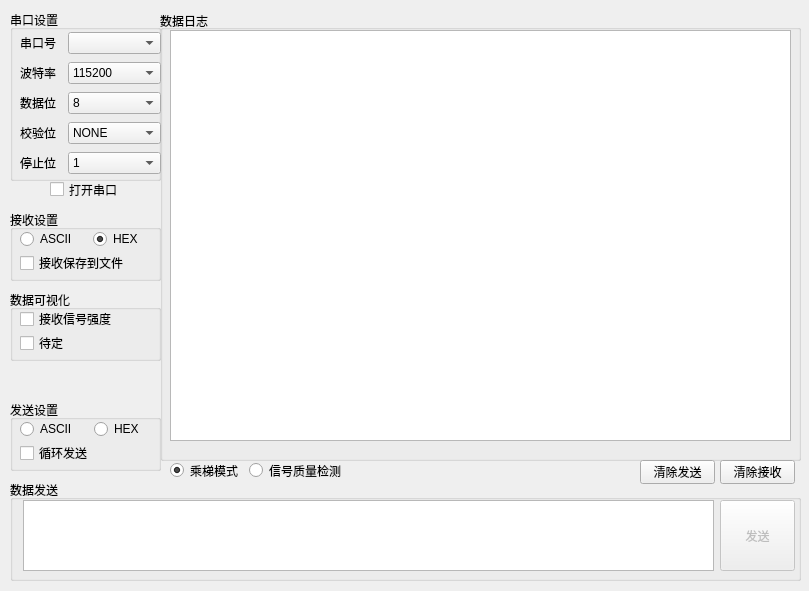
Qt form mainwindow.ui (519984307/myQTserialWin) before a commit.
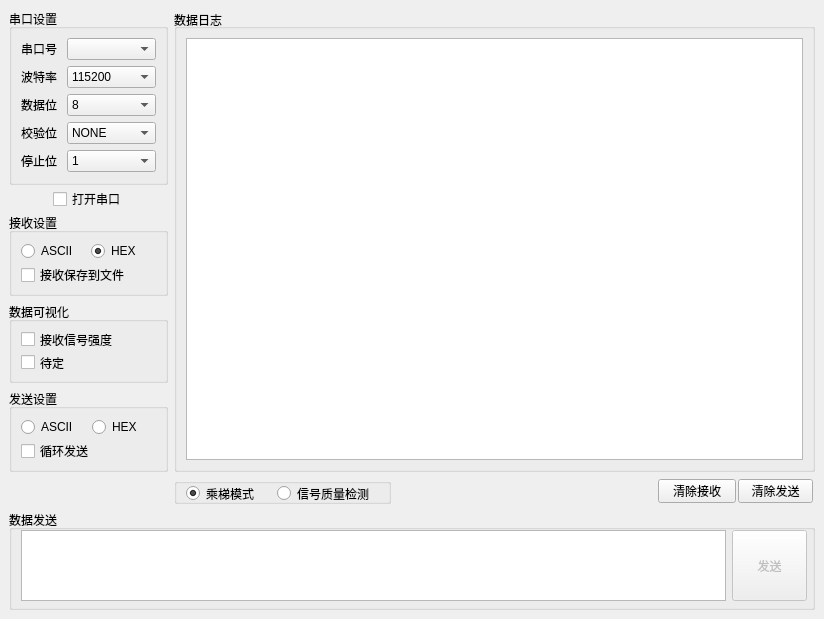
The same form after that commit.

Commit message: 调整gui布局.

The edit to the form file:
```diff
--- a/mainwindow.ui
+++ b/mainwindow.ui
@@ -6,22 +6,119 @@
    <rect>
     <x>0</x>
     <y>0</y>
-    <width>809</width>
-    <height>591</height>
+    <width>824</width>
+    <height>598</height>
    </rect>
   </property>
   <property name="windowTitle">
    <string>MainWindow</string>
   </property>
   <widget class="QWidget" name="centralwidget">
+   <layout class="QGridLayout" name="gridLayout_6">
+    <item row="6" column="0" colspan="3">
+     <widget class="QGroupBox" name="dataSend">
+      <property name="maximumSize">
+       <size>
+        <width>16777215</width>
+        <height>100</height>
+       </size>
+      </property>
+      <property name="title">
+       <string>数据发送</string>
+      </property>
+      <layout class="QHBoxLayout" name="horizontalLayout_11" stretch="0,0">
+       <property name="topMargin">
+        <number>0</number>
+       </property>
+       <property name="rightMargin">
+        <number>5</number>
+       </property>
+       <property name="bottomMargin">
+        <number>6</number>
+       </property>
+       <item>
+        <widget class="QTextEdit" name="message">
+         <property name="maximumSize">
+          <size>
+           <width>16777215</width>
+           <height>71</height>
+          </size>
+         </property>
+        </widget>
+       </item>
+       <item>
+        <widget class="QPushButton" name="send">
+         <property name="enabled">
+          <bool>false</bool>
+         </property>
+         <property name="sizePolicy">
+          <sizepolicy hsizetype="Minimum" vsizetype="Fixed">
+           <horstretch>0</horstretch>
+           <verstretch>0</verstretch>
+          </sizepolicy>
+         </property>
+         <property name="minimumSize">
+          <size>
+           <width>75</width>
+           <height>71</height>
+          </size>
+         </property>
+         <property name="maximumSize">
+          <size>
+           <width>75</width>
+           <height>71</height>
+          </size>
+         </property>
+         <property name="sizeIncrement">
+          <size>
+           <width>0</width>
+           <height>0</height>
+          </size>
+         </property>
+         <property name="text">
+          <string>发送</string>
+         </property>
+        </widget>
+       </item>
+      </layout>
+     </widget>
+    </item>
+    <item row="1" column="0">
+     <layout class="QHBoxLayout" name="horizontalLayout_13">
+      <property name="leftMargin">
+       <number>10</number>
+      </property>
+      <item>
+       <widget class="QCheckBox" name="openCom">
+        <property name="enabled">
+         <bool>true</bool>
+        </property>
+        <property name="minimumSize">
+         <size>
+          <width>81</width>
+          <height>16</height>
+         </size>
+        </property>
+        <property name="maximumSize">
+         <size>
+          <width>81</width>
+          <height>16</height>
+         </size>
+        </property>
+        <property name="text">
+         <string>打开串口</string>
+        </property>
+       </widget>
+      </item>
+     </layout>
+    </item>
+    <item row="0" column="1" rowspan="5" colspan="2">
    <widget class="QGroupBox" name="dataLog">
-    <property name="geometry">
-     <rect>
-      <x>160</x>
-      <y>10</y>
+      <property name="minimumSize">
+       <size>
       <width>641</width>
       <height>451</height>
-     </rect>
+       </size>
     </property>
     <property name="title">
      <string>数据日志</string>
@@ -29,79 +126,134 @@
     <property name="alignment">
      <set>Qt::AlignLeading|Qt::AlignLeft|Qt::AlignVCenter</set>
     </property>
-    <widget class="QTextBrowser" name="logBrowser">
-     <property name="geometry">
-      <rect>
-       <x>10</x>
-       <y>20</y>
-       <width>621</width>
-       <height>411</height>
-      </rect>
-     </property>
-    </widget>
-   </widget>
-   <widget class="QGroupBox" name="dataSend">
-    <property name="geometry">
-     <rect>
-      <x>10</x>
-      <y>480</y>
-      <width>791</width>
-      <height>101</height>
-     </rect>
-    </property>
+      <layout class="QHBoxLayout" name="horizontalLayout_7">
+       <item>
+        <widget class="QTextBrowser" name="logBrowser"/>
+       </item>
+      </layout>
+     </widget>
+    </item>
+    <item row="2" column="0">
+     <widget class="QGroupBox" name="groupBox">
+      <property name="enabled">
+       <bool>true</bool>
+      </property>
+      <property name="maximumSize">
+       <size>
+        <width>159</width>
+        <height>83</height>
+       </size>
+      </property>
     <property name="title">
-     <string>数据发送</string>
-    </property>
-    <widget class="QPushButton" name="send">
+       <string>接收设置</string>
+      </property>
+      <layout class="QGridLayout" name="gridLayout_4">
+       <item row="0" column="0">
+        <layout class="QVBoxLayout" name="verticalLayout_3">
+         <item>
+          <layout class="QHBoxLayout" name="horizontalLayout_6">
+           <property name="spacing">
+            <number>4</number>
+           </property>
+           <item>
+            <widget class="QRadioButton" name="rx_ascii">
+             <property name="text">
+              <string>ASCII</string>
+             </property>
+            </widget>
+           </item>
+           <item>
+            <widget class="QRadioButton" name="rx_hex">
      <property name="enabled">
-      <bool>false</bool>
-     </property>
-     <property name="geometry">
-      <rect>
-       <x>710</x>
-       <y>20</y>
-       <width>75</width>
-       <height>71</height>
-      </rect>
-     </property>
+              <bool>true</bool>
+             </property>
+             <property name="text">
+              <string>HEX</string>
+             </property>
+             <property name="checked">
+              <bool>true</bool>
+             </property>
+            </widget>
+           </item>
+          </layout>
+         </item>
+         <item>
+          <widget class="QCheckBox" name="saveFile">
      <property name="text">
-      <string>发送</string>
-     </property>
-    </widget>
-    <widget class="QTextEdit" name="message">
-     <property name="geometry">
-      <rect>
-       <x>13</x>
-       <y>20</y>
-       <width>691</width>
-       <height>71</height>
-      </rect>
-     </property>
-    </widget>
-   </widget>
+            <string>接收保存到文件</string>
+           </property>
+          </widget>
+         </item>
+        </layout>
+       </item>
+      </layout>
+     </widget>
+    </item>
+    <item row="4" column="0">
+     <widget class="QGroupBox" name="groupBox_2">
+      <property name="maximumSize">
+       <size>
+        <width>159</width>
+        <height>83</height>
+       </size>
+      </property>
+      <property name="title">
+       <string>发送设置</string>
+      </property>
+      <layout class="QGridLayout" name="gridLayout_2">
+       <item row="0" column="0">
+        <layout class="QVBoxLayout" name="verticalLayout_4">
+         <item>
+          <layout class="QHBoxLayout" name="horizontalLayout_8">
+           <item>
+            <widget class="QRadioButton" name="send_ascii">
+             <property name="text">
+              <string>ASCII</string>
+             </property>
+            </widget>
+           </item>
+           <item>
+            <widget class="QRadioButton" name="send_hex">
+             <property name="text">
+              <string>HEX</string>
+             </property>
+            </widget>
+           </item>
+          </layout>
+         </item>
+         <item>
+          <widget class="QCheckBox" name="send_circle">
+           <property name="text">
+            <string>循环发送</string>
+           </property>
+          </widget>
+         </item>
+        </layout>
+       </item>
+      </layout>
+     </widget>
+    </item>
+    <item row="0" column="0">
    <widget class="QGroupBox" name="serialConfig">
-    <property name="geometry">
-     <rect>
-      <x>10</x>
-      <y>10</y>
-      <width>151</width>
-      <height>171</height>
-     </rect>
+      <property name="minimumSize">
+       <size>
+        <width>159</width>
+        <height>176</height>
+       </size>
+      </property>
+      <property name="maximumSize">
+       <size>
+        <width>159</width>
+        <height>176</height>
+       </size>
     </property>
     <property name="title">
      <string>串口设置</string>
     </property>
-    <widget class="QWidget" name="verticalLayoutWidget">
-     <property name="geometry">
-      <rect>
-       <x>10</x>
-       <y>20</y>
-       <width>141</width>
-       <height>148</height>
-      </rect>
-     </property>
-     <layout class="QVBoxLayout" name="verticalLayout">
-      <item>
+      <layout class="QGridLayout" name="gridLayout_3">
+       <item row="0" column="0">
+        <layout class="QGridLayout" name="gridLayout">
+         <item row="0" column="0">
        <layout class="QHBoxLayout" name="horizontalLayout" stretch="1,2">
         <property name="spacing">
          <number>2</number>
@@ -128,7 +280,7 @@
         </item>
        </layout>
       </item>
-      <item>
+         <item row="1" column="0">
        <layout class="QHBoxLayout" name="horizontalLayout_2" stretch="1,2">
         <property name="spacing">
          <number>2</number>
@@ -176,7 +328,7 @@
         </item>
        </layout>
       </item>
-      <item>
+         <item row="2" column="0">
        <layout class="QHBoxLayout" name="horizontalLayout_4" stretch="1,2">
         <property name="spacing">
          <number>2</number>
@@ -217,7 +369,7 @@
         </item>
        </layout>
       </item>
-      <item>
+         <item row="3" column="0">
        <layout class="QHBoxLayout" name="horizontalLayout_3" stretch="1,2">
         <property name="spacing">
          <number>2</number>
@@ -250,7 +402,7 @@
         </item>
        </layout>
       </item>
-      <item>
+         <item row="4" column="0">
        <layout class="QHBoxLayout" name="horizontalLayout_5" stretch="1,2">
         <property name="spacing">
          <number>2</number>
@@ -287,183 +439,77 @@
        </layout>
       </item>
      </layout>
-    </widget>
-   </widget>
+       </item>
+      </layout>
+     </widget>
+    </item>
+    <item row="5" column="2">
+     <layout class="QHBoxLayout" name="horizontalLayout_12">
+      <property name="spacing">
+       <number>0</number>
+      </property>
+      <property name="sizeConstraint">
+       <enum>QLayout::SetNoConstraint</enum>
+      </property>
+      <property name="leftMargin">
+       <number>249</number>
+      </property>
+      <property name="rightMargin">
+       <number>0</number>
+      </property>
+      <item>
    <widget class="QPushButton" name="clearRxLog">
-    <property name="geometry">
-     <rect>
-      <x>720</x>
-      <y>460</y>
-      <width>75</width>
+        <property name="minimumSize">
+         <size>
+          <width>78</width>
       <height>24</height>
-     </rect>
+         </size>
+        </property>
+        <property name="maximumSize">
+         <size>
+          <width>78</width>
+          <height>24</height>
+         </size>
     </property>
     <property name="text">
      <string>清除接收</string>
     </property>
    </widget>
+      </item>
+      <item>
    <widget class="QPushButton" name="clearTxLog">
-    <property name="geometry">
-     <rect>
-      <x>640</x>
-      <y>460</y>
+        <property name="minimumSize">
+         <size>
       <width>75</width>
       <height>24</height>
-     </rect>
+         </size>
+        </property>
+        <property name="maximumSize">
+         <size>
+          <width>75</width>
+          <height>24</height>
+         </size>
     </property>
     <property name="text">
      <string>清除发送</string>
     </property>
    </widget>
-   <widget class="QCheckBox" name="openCom">
-    <property name="enabled">
-     <bool>true</bool>
-    </property>
-    <property name="geometry">
-     <rect>
-      <x>50</x>
-      <y>180</y>
-      <width>87</width>
-      <height>19</height>
-     </rect>
-    </property>
-    <property name="text">
-     <string>打开串口</string>
-    </property>
-   </widget>
-   <widget class="QGroupBox" name="groupBox">
-    <property name="enabled">
-     <bool>true</bool>
-    </property>
-    <property name="geometry">
-     <rect>
-      <x>10</x>
-      <y>210</y>
-      <width>151</width>
-      <height>71</height>
-     </rect>
-    </property>
-    <property name="title">
-     <string>接收设置</string>
-    </property>
-    <widget class="QWidget" name="verticalLayoutWidget_2">
-     <property name="geometry">
-      <rect>
-       <x>10</x>
-       <y>20</y>
-       <width>141</width>
-       <height>42</height>
-      </rect>
-     </property>
-     <layout class="QVBoxLayout" name="verticalLayout_3">
-      <item>
-       <layout class="QHBoxLayout" name="horizontalLayout_6">
-        <property name="spacing">
-         <number>4</number>
-        </property>
-        <item>
-         <widget class="QRadioButton" name="rx_ascii">
-          <property name="text">
-           <string>ASCII</string>
-          </property>
-         </widget>
-        </item>
-        <item>
-         <widget class="QRadioButton" name="rx_hex">
-          <property name="enabled">
-           <bool>true</bool>
-          </property>
-          <property name="text">
-           <string>HEX</string>
-          </property>
-          <property name="checked">
-           <bool>true</bool>
-          </property>
-         </widget>
-        </item>
-       </layout>
-      </item>
-      <item>
-       <widget class="QCheckBox" name="saveFile">
-        <property name="text">
-         <string>接收保存到文件</string>
-        </property>
-       </widget>
-      </item>
-     </layout>
-    </widget>
-   </widget>
-   <widget class="QGroupBox" name="groupBox_2">
-    <property name="geometry">
-     <rect>
-      <x>10</x>
-      <y>400</y>
-      <width>151</width>
-      <height>71</height>
-     </rect>
-    </property>
-    <property name="title">
-     <string>发送设置</string>
-    </property>
-    <widget class="QWidget" name="verticalLayoutWidget_3">
-     <property name="geometry">
-      <rect>
-       <x>10</x>
-       <y>20</y>
-       <width>141</width>
-       <height>42</height>
-      </rect>
-     </property>
-     <layout class="QVBoxLayout" name="verticalLayout_4">
-      <item>
-       <layout class="QHBoxLayout" name="horizontalLayout_8">
-        <item>
-         <widget class="QRadioButton" name="send_ascii">
-          <property name="text">
-           <string>ASCII</string>
-          </property>
-         </widget>
-        </item>
-        <item>
-         <widget class="QRadioButton" name="send_hex">
-          <property name="text">
-           <string>HEX</string>
-          </property>
-         </widget>
-        </item>
-       </layout>
-      </item>
-      <item>
-       <widget class="QCheckBox" name="send_circle">
-        <property name="text">
-         <string>循环发送</string>
-        </property>
-       </widget>
-      </item>
-     </layout>
-    </widget>
-   </widget>
+      </item>
+     </layout>
+    </item>
+    <item row="3" column="0">
    <widget class="QGroupBox" name="groupBox_3">
-    <property name="geometry">
-     <rect>
-      <x>10</x>
-      <y>290</y>
-      <width>151</width>
-      <height>71</height>
-     </rect>
+      <property name="maximumSize">
+       <size>
+        <width>159</width>
+        <height>81</height>
+       </size>
     </property>
     <property name="title">
      <string>数据可视化</string>
     </property>
-    <widget class="QWidget" name="verticalLayoutWidget_4">
-     <property name="geometry">
-      <rect>
-       <x>10</x>
-       <y>20</y>
-       <width>141</width>
-       <height>42</height>
-      </rect>
-     </property>
+      <layout class="QGridLayout" name="gridLayout_5">
+       <item row="0" column="0">
      <layout class="QVBoxLayout" name="verticalLayout_5">
       <item>
        <widget class="QCheckBox" name="signal_quality_button">
@@ -480,20 +526,54 @@
        </widget>
       </item>
      </layout>
-    </widget>
-   </widget>
-   <widget class="QWidget" name="horizontalLayoutWidget">
-    <property name="geometry">
-     <rect>
-      <x>170</x>
-      <y>460</y>
-      <width>174</width>
-      <height>21</height>
-     </rect>
-    </property>
-    <layout class="QHBoxLayout" name="horizontalLayout_9">
+       </item>
+      </layout>
+     </widget>
+    </item>
+    <item row="5" column="1">
+     <widget class="QGroupBox" name="groupBox_4">
+      <property name="minimumSize">
+       <size>
+        <width>0</width>
+        <height>26</height>
+       </size>
+      </property>
+      <property name="maximumSize">
+       <size>
+        <width>217</width>
+        <height>26</height>
+       </size>
+      </property>
+      <property name="title">
+       <string/>
+      </property>
+      <layout class="QHBoxLayout" name="horizontalLayout_14">
+       <property name="spacing">
+        <number>0</number>
+       </property>
+       <property name="topMargin">
+        <number>0</number>
+       </property>
+       <property name="rightMargin">
+        <number>0</number>
+       </property>
+       <property name="bottomMargin">
+        <number>9</number>
+       </property>
      <item>
       <widget class="QRadioButton" name="elevator_mode">
+         <property name="minimumSize">
+          <size>
+           <width>91</width>
+           <height>19</height>
+          </size>
+         </property>
+         <property name="maximumSize">
+          <size>
+           <width>91</width>
+           <height>19</height>
+          </size>
+         </property>
        <property name="text">
         <string>乘梯模式</string>
        </property>
@@ -504,6 +584,18 @@
      </item>
      <item>
       <widget class="QRadioButton" name="signal_quality">
+         <property name="minimumSize">
+          <size>
+           <width>117</width>
+           <height>19</height>
+          </size>
+         </property>
+         <property name="maximumSize">
+          <size>
+           <width>117</width>
+           <height>19</height>
+          </size>
+         </property>
        <property name="text">
         <string>信号质量检测</string>
        </property>
@@ -511,6 +603,8 @@
      </item>
     </layout>
    </widget>
+    </item>
+   </layout>
   </widget>
  </widget>
  <resources/>
```
Left out of the diff: 3 changed lines with no effect on the pictures. Lines whose indentation alone changed are shown as unchanged.
